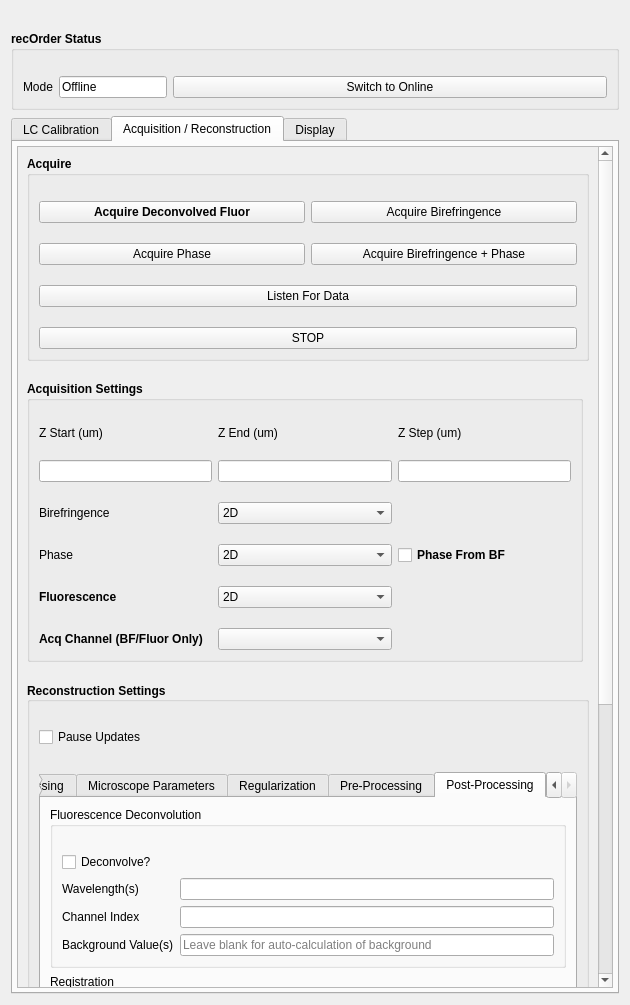
Above: recOrder/plugin/qtdesigner/recOrder_ui.ui from mehta-lab/waveorder before the change. Below: the same form after it.
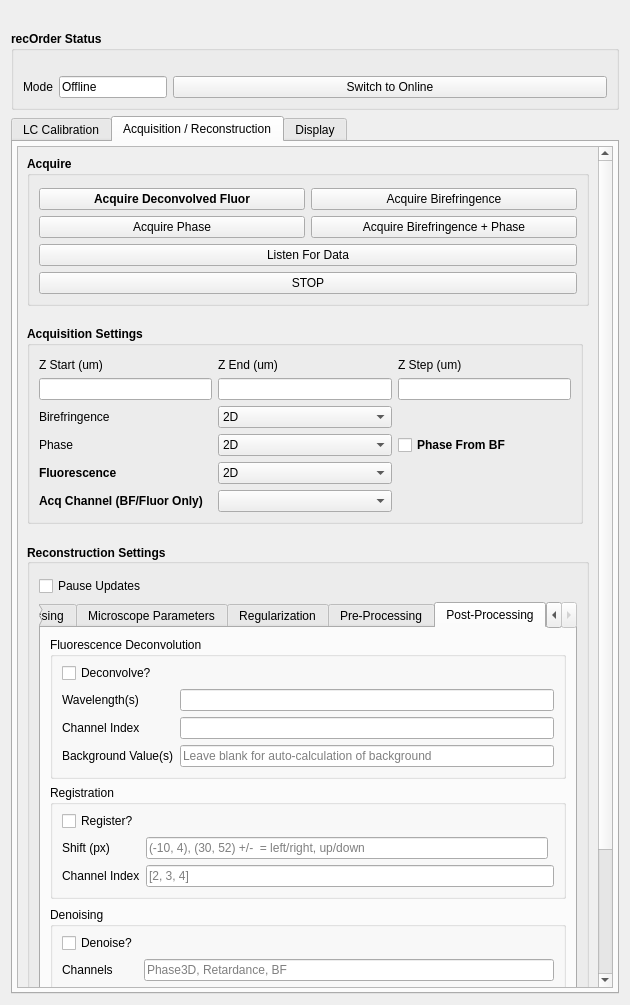
That is the form after the change. The open tabs and pages were chosen to show the change. Custom widgets are drawn as their Qt base class.

```diff
--- a/recOrder/plugin/qtdesigner/recOrder_ui.ui
+++ b/recOrder/plugin/qtdesigner/recOrder_ui.ui
@@ -1103,7 +1103,7 @@
             <x>0</x>
             <y>0</y>
             <width>594</width>
-            <height>1160</height>
+            <height>909</height>
            </rect>
           </property>
           <property name="sizePolicy">
@@ -1138,10 +1138,10 @@
              </property>
              <layout class="QGridLayout" name="gridLayout_9">
               <property name="topMargin">
-               <number>25</number>
+               <number>12</number>
               </property>
               <property name="verticalSpacing">
-               <number>25</number>
+               <number>6</number>
               </property>
               <item row="2" column="0" colspan="4">
                <widget class="QTabWidget" name="tabWidget_3">
@@ -2098,7 +2098,10 @@
                     </property>
                     <layout class="QGridLayout" name="gridLayout_28">
                      <property name="topMargin">
-                      <number>25</number>
+                      <number>6</number>
+                     </property>
+                     <property name="verticalSpacing">
+                      <number>6</number>
                      </property>
                      <item row="2" column="0">
                       <widget class="QLabel" name="label_postproc_reg_channel_idx">
@@ -2154,7 +2157,10 @@
                     </property>
                     <layout class="QGridLayout" name="gridLayout_29">
                      <property name="topMargin">
-                      <number>25</number>
+                      <number>6</number>
+                     </property>
+                     <property name="verticalSpacing">
+                      <number>6</number>
                      </property>
                      <item row="2" column="0">
                       <widget class="QLabel" name="label_postproc_fluor_channel">
@@ -2210,7 +2216,10 @@
                     </property>
                     <layout class="QGridLayout" name="gridLayout_27">
                      <property name="topMargin">
-                      <number>25</number>
+                      <number>6</number>
+                     </property>
+                     <property name="verticalSpacing">
+                      <number>6</number>
                      </property>
                      <item row="1" column="0">
                       <widget class="QLabel" name="labelpostproc_denoise_channels">
@@ -2329,10 +2338,10 @@
              </property>
              <layout class="QGridLayout" name="gridLayout_13">
               <property name="topMargin">
-               <number>25</number>
+               <number>12</number>
               </property>
               <property name="verticalSpacing">
-               <number>20</number>
+               <number>6</number>
               </property>
               <item row="2" column="0">
                <widget class="QPushButton" name="qbutton_acq_phase">
@@ -2434,10 +2443,10 @@
              </property>
              <layout class="QGridLayout" name="gridLayout_8">
               <property name="topMargin">
-               <number>25</number>
+               <number>12</number>
               </property>
               <property name="verticalSpacing">
-               <number>20</number>
+               <number>6</number>
               </property>
               <item row="5" column="0">
                <widget class="QLabel" name="label_fluor">
```
Left out of the diff: 45 changed lines with no effect on the pictures.
